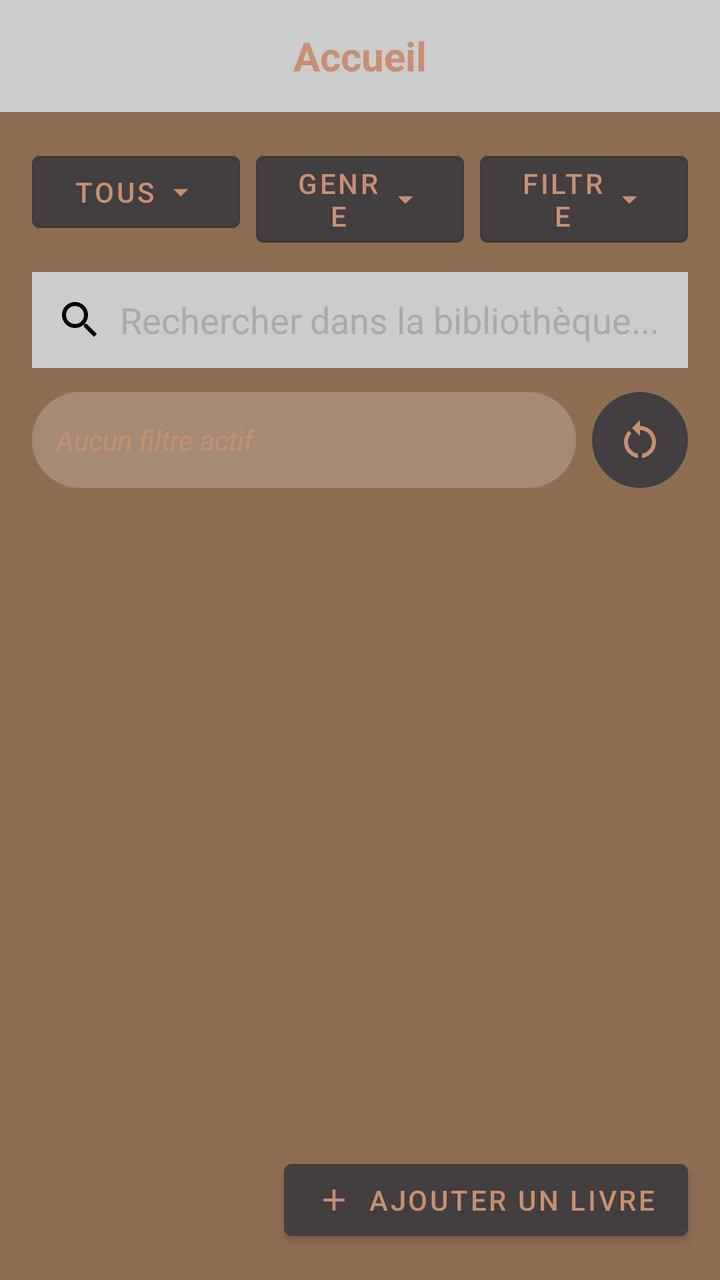
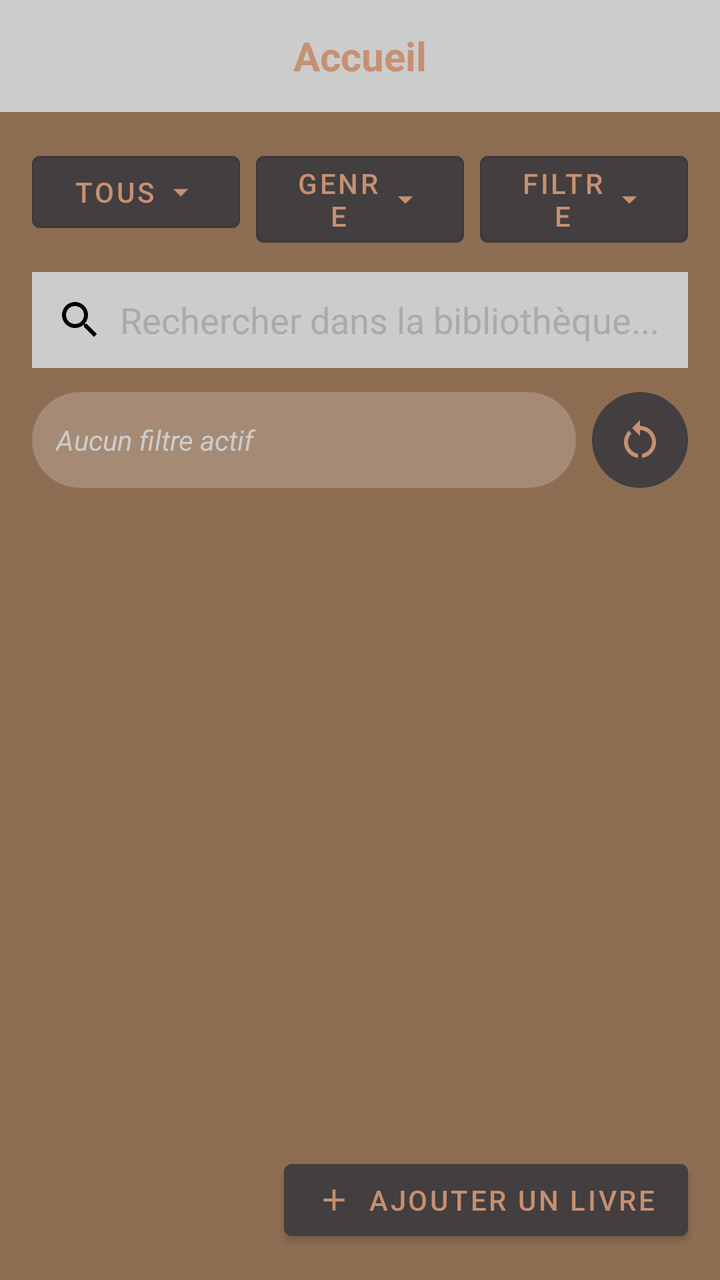

Screens rendered from an Android XML layout before and after an edit, with the pre-edit source and the edit as a unified diff.
<!-- AndroidManifest.xml: application theme Theme.ScanLib -->
<!-- res/layout/fragment_home.xml -->
<?xml version="1.0" encoding="utf-8"?>
<androidx.constraintlayout.widget.ConstraintLayout
    xmlns:android="http://schemas.android.com/apk/res/android"
    xmlns:app="http://schemas.android.com/apk/res-auto"
    xmlns:tools="http://schemas.android.com/tools"
    android:id="@+id/root_layout"
    android:layout_width="match_parent"
    android:layout_height="match_parent"
    android:clickable="true"
    android:background="@color/primary_background"
    android:focusable="true">

    
    <TextView
        android:id="@+id/headerTitle"
        android:layout_width="0dp"
        android:layout_height="56dp"
        android:background="@color/secondary_background"
        android:gravity="center"
        android:text="@string/home_title"
        android:textColor="@color/secondary_text"
        android:textSize="20sp"
        android:textStyle="bold"
        app:layout_constraintTop_toTopOf="parent"
        app:layout_constraintStart_toStartOf="parent"
        app:layout_constraintEnd_toEndOf="parent" />

    
    <com.google.android.material.button.MaterialButton
        android:id="@+id/groupButton"
        style="@style/Widget.MaterialComponents.Button.OutlinedButton"
        android:layout_height="wrap_content"
        android:layout_marginStart="16dp"
        android:layout_marginTop="16dp"
        android:layout_marginEnd="4dp"
        android:layout_width="0dp"
        android:text="@string/group_text_button"
        android:textColor="@color/secondary_text"
        app:iconTint="@color/secondary_text"
        android:backgroundTint="@color/primary_button"
        app:icon="@drawable/baseline_arrow_drop_down_24"
        app:iconGravity="textEnd"
        app:layout_constraintTop_toBottomOf="@id/headerTitle"
        app:layout_constraintStart_toStartOf="parent"
        app:layout_constraintEnd_toStartOf="@id/authorButton" />

    
    <com.google.android.material.button.MaterialButton
        android:id="@+id/authorButton"
        style="@style/Widget.MaterialComponents.Button.OutlinedButton"
        android:layout_height="wrap_content"
        android:layout_marginStart="4dp"
        android:layout_marginTop="16dp"
        android:layout_marginEnd="4dp"
        android:layout_width="0dp"
        android:text="@string/genre_button_text"
        android:backgroundTint="@color/primary_button"
        android:textColor="@color/secondary_text"
        app:iconTint="@color/secondary_text"
        app:icon="@drawable/baseline_arrow_drop_down_24"
        app:iconGravity="textEnd"
        app:layout_constraintTop_toBottomOf="@id/headerTitle"
        app:layout_constraintStart_toEndOf="@id/groupButton"
        app:layout_constraintEnd_toStartOf="@id/filterButton"
        app:layout_constraintHorizontal_chainStyle="spread" />

    
    <com.google.android.material.button.MaterialButton
        android:id="@+id/filterButton"
        style="@style/Widget.MaterialComponents.Button.OutlinedButton"
        android:layout_height="wrap_content"
        android:layout_marginStart="4dp"
        android:layout_marginTop="16dp"
        android:layout_marginEnd="16dp"
        android:layout_width="0dp"
        android:text="@string/filter_text_button"
        android:backgroundTint="@color/primary_button"
        app:iconTint="@color/secondary_text"
        android:textColor="@color/secondary_text"
        app:icon="@drawable/baseline_arrow_drop_down_24"
        app:iconGravity="textEnd"
        app:layout_constraintTop_toBottomOf="@id/headerTitle"
        app:layout_constraintStart_toEndOf="@id/authorButton"
        app:layout_constraintEnd_toEndOf="parent" />

    
    <androidx.constraintlayout.widget.Barrier
        android:id="@+id/filterButtonsBottomBarrier"
        android:layout_width="wrap_content"
        android:layout_height="wrap_content"
        app:barrierDirection="bottom"
        app:constraint_referenced_ids="groupButton,authorButton,filterButton" />

    
    <EditText
        android:id="@+id/searchBar"
        android:layout_width="0dp"
        android:layout_height="48dp"
        android:layout_marginTop="16dp"
        android:layout_marginStart="16dp"
        android:layout_marginEnd="16dp"
        android:background="@color/secondary_background"
        android:drawableStart="@drawable/baseline_search_24"
        android:drawablePadding="8dp"
        android:hint="@string/hint_search_bar_text"
        android:inputType="text"
        android:paddingStart="12dp"
        android:paddingEnd="12dp"
        android:textColor="@color/primary_text"
        android:textColorHint="@android:color/darker_gray"
        app:layout_constraintTop_toBottomOf="@id/filterButtonsBottomBarrier"
        app:layout_constraintStart_toStartOf="parent"
        app:layout_constraintEnd_toEndOf="parent" />

    
    <TextView
        android:id="@+id/activeFiltersText"
        android:layout_width="0dp"
        android:layout_height="wrap_content"
        android:minHeight="48dp"
        android:minWidth="48dp"
        android:layout_marginTop="12dp"
        android:layout_marginStart="16dp"
        android:layout_marginEnd="8dp"
        android:paddingStart="12dp"
        android:paddingEnd="12dp"
        android:paddingTop="10dp"
        android:paddingBottom="10dp"
        android:gravity="center_vertical"
        android:text="@string/no_filters"
        android:textStyle="italic"
        android:textSize="14sp"
        android:textColor="@color/secondary_text"
        android:background="@drawable/bg_filters_box"
        android:clickable="true"
        android:focusable="true"
        android:foreground="?attr/selectableItemBackground"
        android:maxLines="6"
        android:ellipsize="none"
        app:layout_constraintTop_toBottomOf="@id/searchBar"
        app:layout_constraintStart_toStartOf="parent"
        app:layout_constraintEnd_toStartOf="@id/resetFiltersButton"
        app:layout_constraintBottom_toTopOf="@id/bookRecyclerView" />


    <ImageButton
        android:id="@+id/resetFiltersButton"
        android:layout_width="48dp"
        android:layout_height="48dp"
        android:layout_marginEnd="16dp"
        android:src="@drawable/baseline_restart_alt_24"
        android:background="@drawable/bg_circle_button"
        android:contentDescription="@string/reset_filters"
        android:padding="10dp"
        app:layout_constraintStart_toEndOf="@id/activeFiltersText"
        app:layout_constraintTop_toTopOf="@id/activeFiltersText"
        app:layout_constraintBottom_toBottomOf="@id/activeFiltersText"
        app:layout_constraintEnd_toEndOf="parent"
        app:tint="@color/secondary_text" />

    
    <androidx.recyclerview.widget.RecyclerView
        android:id="@+id/bookRecyclerView"
        android:layout_width="0dp"
        android:layout_height="0dp"
        android:layout_marginTop="16dp"
        android:layout_marginStart="16dp"
        android:layout_marginEnd="16dp"
        tools:listitem="@layout/view_holder_book"
        app:layout_constraintTop_toBottomOf="@id/activeFiltersText"
        app:layout_constraintBottom_toBottomOf="parent"
        app:layout_constraintStart_toStartOf="parent"
        app:layout_constraintEnd_toEndOf="parent"
        tools:itemCount="3"
        tools:orientation="horizontal"/>

    
    <com.google.android.material.button.MaterialButton
        android:id="@+id/addBookButton"
        style="@style/Widget.MaterialComponents.Button"
        android:layout_width="wrap_content"
        android:layout_height="wrap_content"
        android:layout_margin="16dp"
        android:text="@string/add_book_desc_button"
        android:backgroundTint="@color/primary_button"
        app:iconTint="@color/secondary_text"
        android:textColor="@color/secondary_text"
        app:icon="@drawable/baseline_add_24"
        app:iconGravity="textStart"
        app:iconPadding="8dp"
        app:layout_constraintBottom_toBottomOf="parent"
        app:layout_constraintEnd_toEndOf="parent"/>

    <com.google.android.material.button.MaterialButton
        android:id="@+id/deleteSelectedButton"
        android:visibility="gone"
        style="@style/Widget.MaterialComponents.Button"
        android:layout_width="wrap_content"
        android:layout_height="wrap_content"
        android:layout_margin="16dp"
        android:text="@string/supress_book_text"
        android:backgroundTint="@color/highlights"
        android:textColor="@color/black"
        app:iconGravity="textStart"
        app:iconPadding="8dp"
        app:layout_constraintBottom_toBottomOf="parent"
        app:layout_constraintEnd_toEndOf="parent"/>


</androidx.constraintlayout.widget.ConstraintLayout>
<!-- res/layout/view_holder_book.xml (included above) -->
<?xml version="1.0" encoding="utf-8"?>
<androidx.constraintlayout.widget.ConstraintLayout
    xmlns:android="http://schemas.android.com/apk/res/android"
    xmlns:app="http://schemas.android.com/apk/res-auto"
    android:layout_width="wrap_content"
    android:layout_height="wrap_content"
    android:layout_marginStart="8dp"
    android:layout_marginEnd="8dp">

    
    <ImageView
        android:id="@+id/bookCoverImage"
        android:layout_width="85dp"
        android:layout_height="125dp"
        android:contentDescription="@string/content_desc_book_cover"
        android:scaleType="centerCrop"
        android:adjustViewBounds="true"
        android:background="@drawable/border_book_cover"
        android:layout_marginBottom="8dp"
        android:layout_marginTop="8dp"
        app:layout_constraintTop_toTopOf="parent"
        app:layout_constraintStart_toStartOf="parent"
        app:layout_constraintEnd_toEndOf="parent"
        app:layout_constraintBottom_toTopOf="@id/bookTitle" />

    
    <TextView
        android:id="@+id/bookTitle"
        android:layout_width="wrap_content"
        android:layout_height="wrap_content"
        android:text="@string/book_title_text"
        android:textAlignment="center"
        android:textColor="@color/secondary_background"
        android:textSize="14sp"
        android:maxLines="2"
        android:ellipsize="end"
        app:layout_constraintTop_toBottomOf="@id/bookCoverImage"
        app:layout_constraintStart_toStartOf="parent"
        app:layout_constraintEnd_toEndOf="parent"
        app:layout_constraintBottom_toBottomOf="parent" />

    
    <ImageView
        android:id="@+id/selectionIndicator"
        android:layout_width="24dp"
        android:layout_height="24dp"
        android:background="@android:color/transparent"
        android:contentDescription="@string/checkbox_desc_content"
        android:src="@drawable/ic_checkbox_unchecked"
        android:visibility="gone"
        app:layout_constraintTop_toTopOf="@id/bookCoverImage"
        app:layout_constraintEnd_toEndOf="@id/bookCoverImage"
        android:layout_marginTop="2dp"
        android:layout_marginEnd="2dp"
        android:elevation="20dp"/>

</androidx.constraintlayout.widget.ConstraintLayout>
<!-- resources referenced by this layout -->
<resources>
  <color name="black">#000000</color>
  <color name="highlights">#A71B1B</color>
  <color name="primary_background">#8E6E53</color>
  <color name="primary_button">#433E3F</color>
  <color name="primary_text">#7A7265</color>
  <color name="secondary_background">#CCCCCC</color>
  <color name="secondary_text">#C69072</color>
  <!-- drawable baseline_add_24 (drawable) -->
  <vector xmlns:android="http://schemas.android.com/apk/res/android" android:height="24dp" android:tint="#000000" android:viewportHeight="24" android:viewportWidth="24" android:width="24dp">
        
      <path android:fillColor="@android:color/white" android:pathData="M19,13h-6v6h-2v-6H5v-2h6V5h2v6h6v2z"/>
      
  </vector>
  <!-- drawable baseline_arrow_drop_down_24 (drawable) -->
  <vector xmlns:android="http://schemas.android.com/apk/res/android" android:height="24dp" android:tint="#000000" android:viewportHeight="24" android:viewportWidth="24" android:width="24dp">
        
      <path android:fillColor="@android:color/white" android:pathData="M7,10l5,5 5,-5z"/>
      
  </vector>
  <!-- drawable bg_circle_button (drawable) -->
  <?xml version="1.0" encoding="utf-8"?>
  <selector xmlns:android="http://schemas.android.com/apk/res/android">
      <item android:state_pressed="true">
          <shape android:shape="oval">
              <solid android:color="#44FFFFFF" />
          </shape>
      </item>
      <item>
          <shape android:shape="oval">
              <solid android:color="@color/primary_button" />
          </shape>
      </item>
  </selector>
  <!-- drawable bg_filters_box (drawable) -->
  <shape xmlns:android="http://schemas.android.com/apk/res/android"
      android:shape="rectangle">
      <solid android:color="#33FFFFFF" />
      <corners android:radius="24dp" />
  </shape>
  <!-- drawable border_book_cover (drawable) -->
  <shape xmlns:android="http://schemas.android.com/apk/res/android">
      <solid android:color="@android:color/transparent"/>
      <stroke
          android:width="2dp"
          android:color="@android:color/black" />
      <corners android:radius="6dp"/>
  </shape>
  <!-- drawable ic_checkbox_unchecked (drawable) -->
  <?xml version="1.0" encoding="utf-8"?>
  <vector xmlns:android="http://schemas.android.com/apk/res/android"
      android:width="24dp"
      android:height="24dp"
      android:viewportWidth="24"
      android:viewportHeight="24">
      <path
          android:fillColor="#00000000"
          android:strokeColor="#B0B0B0"
          android:strokeWidth="2"
          android:pathData="M12,4 a8,8 0 1,0 0.00001,0" />
  </vector>
  <string name="add_book_desc_button">Ajouter un livre</string>
  <string name="book_title_text">Titre du livre</string>
  <string name="checkbox_desc_content">Checkbox de sélection</string>
  <string name="content_desc_book_cover">Image de la couverture d\'un livre scanné</string>
  <string name="filter_text_button">Filtre</string>
  <string name="genre_button_text">Genre</string>
  <string name="group_text_button">Tous</string>
  <string name="hint_search_bar_text">Rechercher dans la bibliothèque...</string>
  <string name="home_title">Accueil</string>
  <string name="no_filters">Aucun filtre actif</string>
  <string name="reset_filters">Réinitialiser les filtres</string>
  <string name="supress_book_text">Supprimer la sélection</string>
  <style name="Theme.ScanLib" parent="Base.Theme.ScanLib" />
  <style name="Base.Theme.ScanLib" parent="Theme.Material3.DayNight.NoActionBar">
          
          
      </style>
  <!-- unchanged entries left out for length: 2 -->
</resources>

<!-- the commit's change to res/layout/fragment_home.xml (unified diff, before → after) -->
@@ -130,7 +130,7 @@
         android:text="@string/no_filters"
         android:textStyle="italic"
         android:textSize="14sp"
-        android:textColor="@color/secondary_text"
+        android:textColor="@color/secondary_background"
         android:background="@drawable/bg_filters_box"
         android:clickable="true"
         android:focusable="true"
@@ -163,9 +163,8 @@
         android:id="@+id/bookRecyclerView"
         android:layout_width="0dp"
         android:layout_height="0dp"
-        android:layout_marginTop="16dp"
-        android:layout_marginStart="16dp"
-        android:layout_marginEnd="16dp"
+        android:layout_marginHorizontal="16dp"
+        android:layout_marginVertical="16dp"
         tools:listitem="@layout/view_holder_book"
         app:layout_constraintTop_toBottomOf="@id/activeFiltersText"
         app:layout_constraintBottom_toBottomOf="parent"
